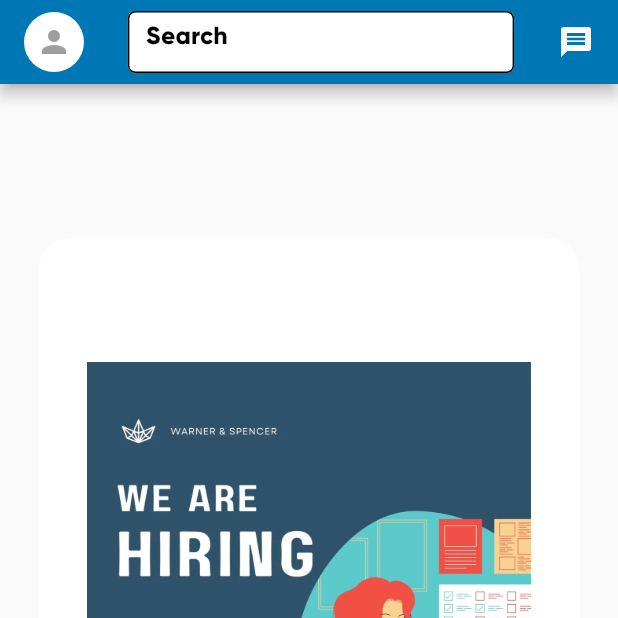
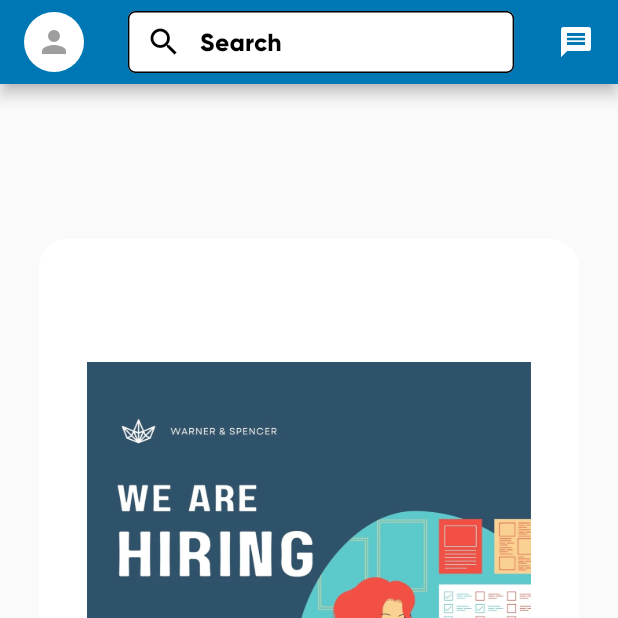
Before and after one commit to Akhil184/Login_page_linkedin, a Flutter app: the HomePage screen opened directly, on a phone screen of 412 x 824 dp, the top half of it. Run offline on Flutter 3.47's test engine with Material 2 defaults, Android fonts, the phone set to English and light mode, and no system bars; drawn by our look-alikes of like_button; our stand-ins replace flutter_screenutil.

Commit message:
add search icon

```diff
--- a/lib/screens/home_page.dart
+++ b/lib/screens/home_page.dart
@@ -40,7 +40,8 @@ class _HomePageState extends State<HomePage> {
         color: Colors.black,
     ),
     decoration: InputDecoration(
-    enabledBorder: OutlineInputBorder(
+      contentPadding: EdgeInsets.only(top: 10.0.h,left:2.w),
+      enabledBorder: OutlineInputBorder(
     borderSide: BorderSide(
     width: 1,
     color: Colors.black,
@@ -52,6 +53,7 @@ class _HomePageState extends State<HomePage> {
     width: 1, color: Colors.black),
     borderRadius: BorderRadius.circular(5),
     ),
+    prefixIcon:Icon(Icons.search,color:Colors.black,),
     hintText: 'Search',
     filled: true,
     fillColor: Colors.white,
```
